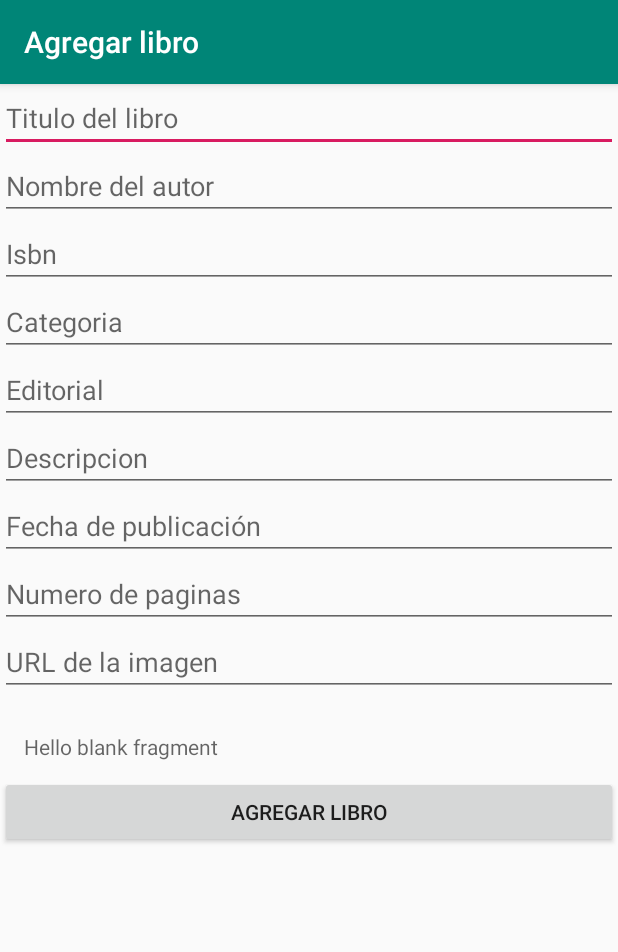
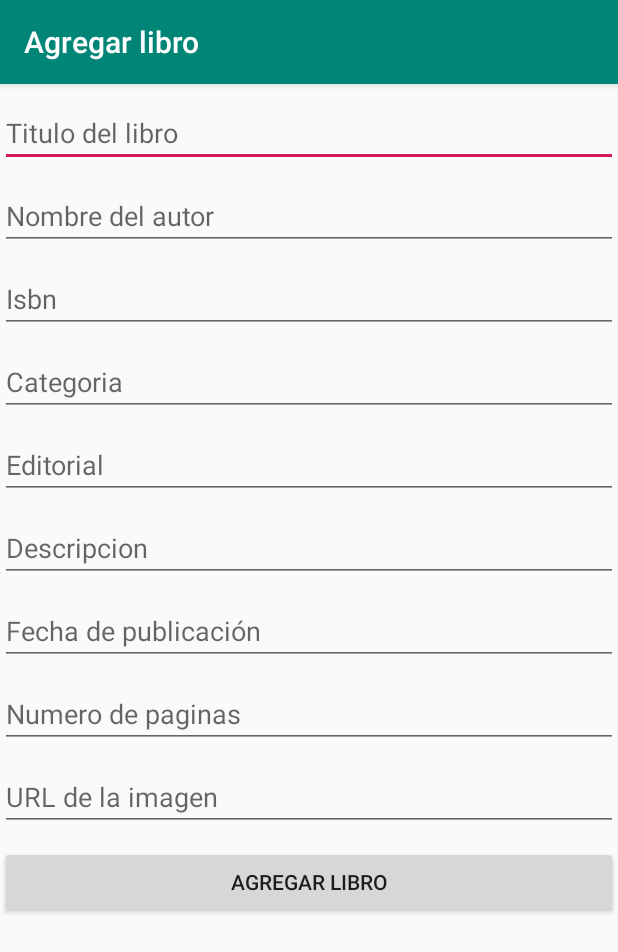
Before and after one commit to Jnavarro25/MVP_BookListRV, an Android app: the screen it shows after launch (AddBookActivity), after a tap on an icon or button, on a phone screen of 412 x 824 dp. Shown: the top 952 px of the screen. Run offline under Robolectric (Android 15) with nearby library versions, the phone set to English and light mode, and no system bars; our stand-ins replace Volley; network calls fail.

```diff
--- a/app/src/main/java/com/example/practicalibrosreciclerview/ServiceListener.java
+++ b/app/src/main/java/com/example/practicalibrosreciclerview/ServiceListener.java
@@ -6,5 +6,6 @@ import java.util.ArrayList;
 
 public interface ServiceListener {
   void onResult(ArrayList<Book> books);
-  void onResultPost(boolean result);
+  void onResultSucces(boolean result);
+
 }
--- a/app/src/main/java/com/example/practicalibrosreciclerview/model/Book.java
+++ b/app/src/main/java/com/example/practicalibrosreciclerview/model/Book.java
@@ -4,6 +4,7 @@ import java.io.Serializable;
 
 public class Book implements Serializable {
 
+    private String id;
     private String isbn;
     private String title;
     private String authorFirstName;
@@ -16,6 +17,7 @@ public class Book implements Serializable {
     private String category;
 
     public Book(
+            String id,
             String isbn,
             String title,
             String authorFirstName,
@@ -26,6 +28,7 @@ public class Book implements Serializable {
             String description,
             String imageUrl,
             String category) {
+        this.id = id;
         this.isbn = isbn;
         this.title = title;
         this.authorFirstName = authorFirstName;
@@ -37,6 +40,8 @@ public class Book implements Serializable {
         this.imageUrl = imageUrl;
         this.category = category;
     }
+
+    public String getId() { return id;}
 
     public String getIsbn() {
         return isbn;
--- a/app/src/main/java/com/example/practicalibrosreciclerview/model/DataAdapter.java
+++ b/app/src/main/java/com/example/practicalibrosreciclerview/model/DataAdapter.java
@@ -9,7 +9,6 @@ import android.widget.Filterable;
 import android.widget.ImageView;
 import android.widget.TextView;
 import com.example.practicalibrosreciclerview.R;
-import com.example.practicalibrosreciclerview.presenter.Presenter;
 import com.squareup.picasso.Picasso;
 import java.util.ArrayList;
 import java.util.List;
@@ -22,7 +21,6 @@ public class DataAdapter extends RecyclerView.Adapter<DataAdapter.ViewHolderData
 
   private ArrayList<Book> bookList;
   private ArrayList<Book> bookListFull;
-  private Context context;
   private View.OnClickListener listener;
   private View.OnLongClickListener longListener;
 
@@ -35,7 +33,7 @@ public class DataAdapter extends RecyclerView.Adapter<DataAdapter.ViewHolderData
   @NonNull
   @Override
   public ViewHolderData onCreateViewHolder(@NonNull ViewGroup parent, int viewType) {
-    context = parent.getContext();
+    Context context = parent.getContext();
     View itemView = LayoutInflater.from(context).inflate(R.layout.cv_item_book, parent, false);
 
     itemView.setOnClickListener(this);
@@ -119,7 +117,7 @@ public class DataAdapter extends RecyclerView.Adapter<DataAdapter.ViewHolderData
 
 
 
-  public class ViewHolderData extends RecyclerView.ViewHolder {
+  class ViewHolderData extends RecyclerView.ViewHolder {
     ImageView imageBook;
     TextView bookTitle;
     TextView authorName;
--- /dev/null
+++ b/app/src/main/res/drawable/ic_warning_black_24dp.xml
@@ -0,0 +1,9 @@
+<vector xmlns:android="http://schemas.android.com/apk/res/android"
+        android:width="24dp"
+        android:height="24dp"
+        android:viewportWidth="24.0"
+        android:viewportHeight="24.0">
+    <path
+        android:fillColor="#FF000000"
+        android:pathData="M1,21h22L12,2 1,21zM13,18h-2v-2h2v2zM13,14h-2v-4h2v4z"/>
+</vector>
--- a/app/src/main/res/layout/activity_add_book.xml
+++ b/app/src/main/res/layout/activity_add_book.xml
@@ -1,6 +1,5 @@
 <?xml version="1.0" encoding="utf-8"?>
 <LinearLayout xmlns:android="http://schemas.android.com/apk/res/android"
-    xmlns:app="http://schemas.android.com/apk/res-auto"
     xmlns:tools="http://schemas.android.com/tools"
     android:layout_width="match_parent"
     android:layout_height="match_parent"
@@ -13,91 +12,95 @@
         <LinearLayout
             android:layout_width="match_parent"
             android:layout_height="wrap_content"
-            android:orientation="vertical" >
+            android:orientation="vertical">
+
 
             <EditText
                 android:id="@+id/et_title"
                 android:layout_width="match_parent"
                 android:layout_height="wrap_content"
+                android:layout_marginTop="10dp"
                 android:ems="10"
-                android:inputType="textPersonName"
-                android:hint="@string/et_book_title" />
+                android:hint="@string/et_book_title"
+                android:inputType="textPersonName" />
 
             <EditText
                 android:id="@+id/et_author"
                 android:layout_width="match_parent"
                 android:layout_height="wrap_content"
+                android:layout_marginTop="10dp"
                 android:ems="10"
-                android:inputType="textPersonName"
-                android:hint="@string/et_author_name" />
+                android:hint="@string/et_author_name"
+                android:inputType="textPersonName" />
 
             <EditText
                 android:id="@+id/et_isbn"
                 android:layout_width="match_parent"
                 android:layout_height="wrap_content"
+                android:layout_marginTop="10dp"
                 android:ems="10"
-                android:inputType="textPersonName"
-                android:hint="@string/et_isbn" />
+                android:hint="@string/et_isbn"
+                android:inputType="textPersonName" />
 
             <EditText
                 android:id="@+id/et_category"
                 android:layout_width="match_parent"
                 android:layout_height="wrap_content"
+                android:layout_marginTop="10dp"
                 android:ems="10"
-                android:inputType="textPersonName"
-                android:hint="@string/et_category" />
+                android:hint="@string/et_category"
+                android:inputType="textPersonName" />
 
             <EditText
                 android:id="@+id/et_editorial"
                 android:layout_width="match_parent"
                 android:layout_height="wrap_content"
+                android:layout_marginTop="10dp"
                 android:ems="10"
-                android:inputType="textPersonName"
-                android:hint="@string/et_publisher" />
+                android:hint="@string/et_publisher"
+                android:inputType="textPersonName" />
 
             <EditText
                 android:id="@+id/et_description"
                 android:layout_width="match_parent"
                 android:layout_height="wrap_content"
+                android:layout_marginTop="10dp"
                 android:ems="10"
                 android:gravity="start|top"
-                android:inputType="textMultiLine"
-                android:hint="@string/et_description" />
+                android:hint="@string/et_description"
+                android:inputType="textMultiLine" />
 
             <EditText
                 android:id="@+id/et_fecha_pub"
                 android:layout_width="match_parent"
                 android:layout_height="wrap_content"
+                android:layout_marginTop="10dp"
                 android:ems="10"
-                android:inputType="date"
-                android:hint="@string/et_date" />
+                android:hint="@string/et_date"
+                android:inputType="date" />
 
             <EditText
                 android:id="@+id/et_pages_number"
                 android:layout_width="match_parent"
                 android:layout_height="wrap_content"
+                android:layout_marginTop="10dp"
                 android:ems="10"
-                android:inputType="number"
-                android:hint="@string/et_pages_number" />
+                android:hint="@string/et_pages_number"
+                android:inputType="number" />
 
             <EditText
                 android:id="@+id/et_image_url"
                 android:layout_width="match_parent"
                 android:layout_height="wrap_content"
+                android:layout_marginTop="10dp"
                 android:ems="10"
                 android:hint="@string/et_url_imagen" />
-
-            <com.google.android.material.textfield.TextInputEditText
-                android:layout_width="match_parent"
-                android:layout_height="wrap_content"
-                style="@style/Widget.MaterialComponents.TextInputLayout.FilledBox"
-                android:hint="@string/hello_blank_fragment"/>
-
 
             <Button
                 android:id="@+id/btn_agregar"
                 android:layout_width="match_parent"
                 android:layout_height="wrap_content"
+                android:layout_marginTop="10dp"
                 android:text="@string/btn_text" />
 
 
--- a/app/src/main/res/values/strings.xml
+++ b/app/src/main/res/values/strings.xml
@@ -26,10 +26,4 @@
     <string name="et_url_imagen">URL de la imagen</string>
     <string name="et_publisher">Editorial</string>
     <string name="btn_text">Agregar libro</string>
-
-
-
-
-
-
 </resources>
```
Also changed, not shown: app/src/main/java/com/example/practicalibrosreciclerview/AddBookActivity.java (+18 -2 lines), app/src/main/java/com/example/practicalibrosreciclerview/model/GetDataService.java (+28 -7 lines), app/src/main/java/com/example/practicalibrosreciclerview/presenter/Presenter.java (+12 -2 lines), app/src/main/java/com/example/practicalibrosreciclerview/view/BookListActivity.java (+47 -8 lines). Lines whose indentation alone changed are shown as unchanged.
